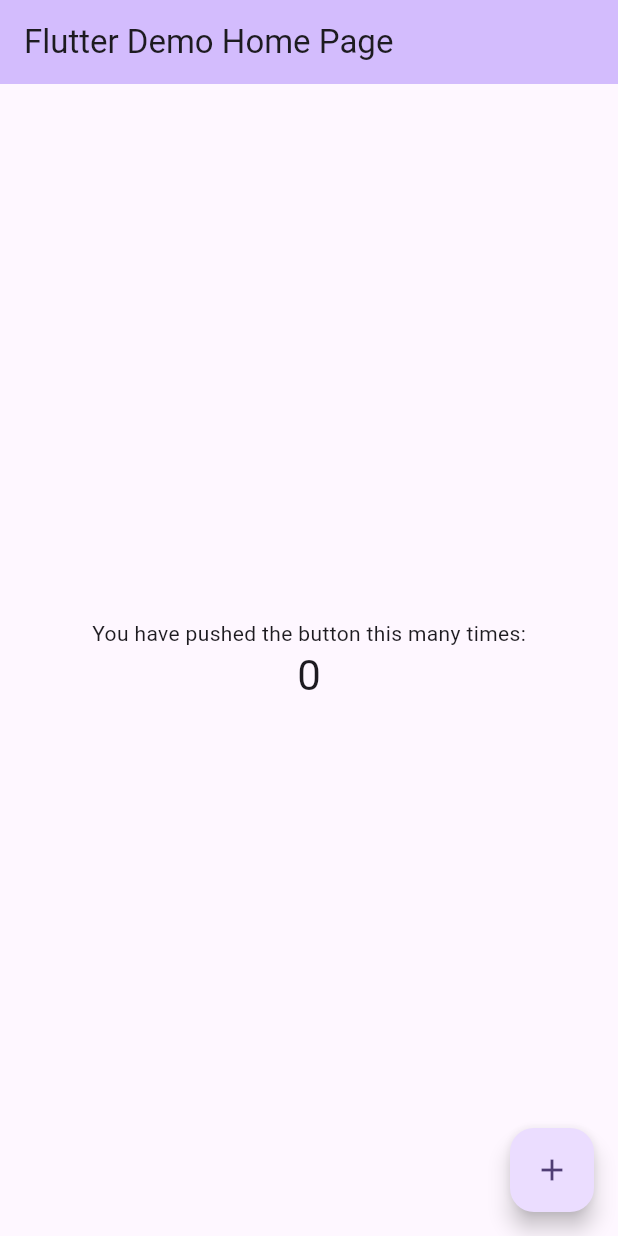
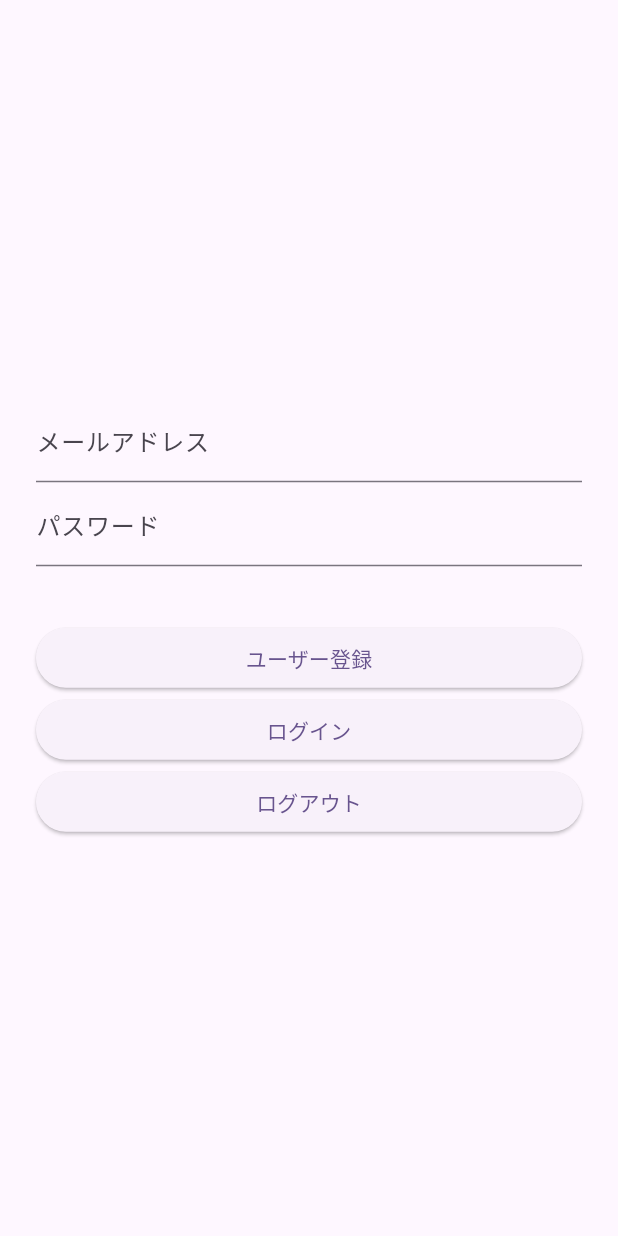
Before and after one commit to uto100833/cost_wave, a Flutter app: the screen it shows after launch, on a phone screen of 412 x 824 dp. Run offline on Flutter 3.47's test engine with Material 3 defaults, Android fonts, the phone set to English and light mode, and no system bars; our stand-ins replace firebase_auth, firebase_core; accounts and stored records are empty.

Commit message:
add signin page

```diff
--- a/cost_wave/lib/main.dart
+++ b/cost_wave/lib/main.dart
@@ -1,6 +1,7 @@
+import 'package:cost_wave/screen/signin_page.dart';
 import 'package:flutter/material.dart';
 import 'package:firebase_core/firebase_core.dart';
-import 'firebase_options.dart';
+import 'firebase/firebase_options.dart';
 
 void main() async {
   WidgetsFlutterBinding.ensureInitialized();
@@ -21,7 +22,7 @@ class MyApp extends StatelessWidget {
         colorScheme: ColorScheme.fromSeed(seedColor: Colors.deepPurple),
         useMaterial3: true,
       ),
-      home: const MyHomePage(title: 'Flutter Demo Home Page'),
+      home: const SigninPage(),
     );
   }
 }
--- /dev/null
+++ b/cost_wave/lib/screen/signin_page.dart
@@ -0,0 +1,132 @@
+import 'package:flutter/material.dart';
+import 'package:firebase_auth/firebase_auth.dart';
+import 'package:firebase_core/firebase_core.dart';
+import '/firebase/firebase_options.dart';
+
+class SigninPage extends StatefulWidget {
+  const SigninPage({Key? key}) : super(key: key);
+  @override
+  State<SigninPage> createState() => _SigninPageState();
+}
+
+class _SigninPageState extends State<SigninPage> {
+  // メッセージ表示用
+  String infoText = '';
+  // 入力するメールアドレス・パスワード用
+  String email = '';
+  String password = '';
+
+  @override
+  Widget build(BuildContext context) {
+    return Scaffold(
+      body: Center(
+        child: Container(
+          padding: const EdgeInsets.all(24),
+          child: Column(
+            mainAxisAlignment: MainAxisAlignment.center,
+            children: <Widget>[
+              // メールアドレス入力
+              TextFormField(
+                decoration: const InputDecoration(labelText: 'メールアドレス'),
+                onChanged: (String value) {
+                  setState(() {
+                    email = value;
+                  });
+                },
+              ),
+              // パスワード入力
+              TextFormField(
+                decoration: const InputDecoration(labelText: 'パスワード'),
+                obscureText: true,
+                onChanged: (String value) {
+                  setState(() {
+                    password = value;
+                  });
+                },
+              ),
+              Container(
+                padding: const EdgeInsets.all(8),
+                // メッセージ表示
+                child: Text(infoText),
+              ),
+              SizedBox(
+                width: double.infinity,
+                // ユーザー登録ボタン
+                child: ElevatedButton(
+                  child: const Text('ユーザー登録'),
+                  onPressed: () async {
+                    try {
+                      // メール/パスワードでユーザー登録
+                      final FirebaseAuth auth = FirebaseAuth.instance;
+                      await auth.createUserWithEmailAndPassword(
+                        email: email,
+                        password: password,
+                      );
+                      // ユーザー登録に成功した場合
+                      setState(() {
+                        infoText = "登録に成功しました！";
+                      });
+                    } catch (e) {
+                      // ユーザー登録に失敗した場合
+                      setState(() {
+                        infoText = "登録に失敗しました：${e.toString()}";
+                      });
+                    }
+                  },
+                ),
+              ),
+              SizedBox(
+                width: double.infinity,
+                // ログインボタン
+                child: ElevatedButton(
+                  child: const Text('ログイン'),
+                  onPressed: () async {
+                    try {
+                      // メール/パスワードでログイン
+                      final FirebaseAuth auth = FirebaseAuth.instance;
+                      await auth.signInWithEmailAndPassword(
+                        email: email,
+                        password: password,
+                      );
+                      // ユーザー登録に成功した場合
+                      setState(() {
+                        infoText = "ログインに成功しました！";
+                      });
+                    } catch (e) {
+                      // ユーザー登録に失敗した場合
+                      setState(() {
+                        infoText = "ログインに失敗しました：${e.toString()}";
+                      });
+                    }
+                  },
+                ),
+              ),
+              SizedBox(
+                width: double.infinity,
+                // ログアウトボタン
+                child: ElevatedButton(
+                  child: const Text('ログアウト'),
+                  onPressed: () async {
+                    try {
+                      // ログアウト
+                      await FirebaseAuth.instance.signOut();
+                      // ユーザー登録に成功した場合
+                      setState(() {
+                        infoText = "ログアウトしました";
+                      });
+                    } catch (e) {
+                      // ユーザー登録に失敗した場合
+                      setState(() {
+                        infoText = "ログアウトに失敗しました：${e.toString()}";
+                      });
+                    }
+                  },
+                ),
+              ),
+            ],
+          ),
+        ),
+      ),
+    );
+  }
+}
```
Also changed, not shown: cost_wave/lib/firebase/firebase_options.dart (renamed from cost_wave/lib/firebase_options.dart).
